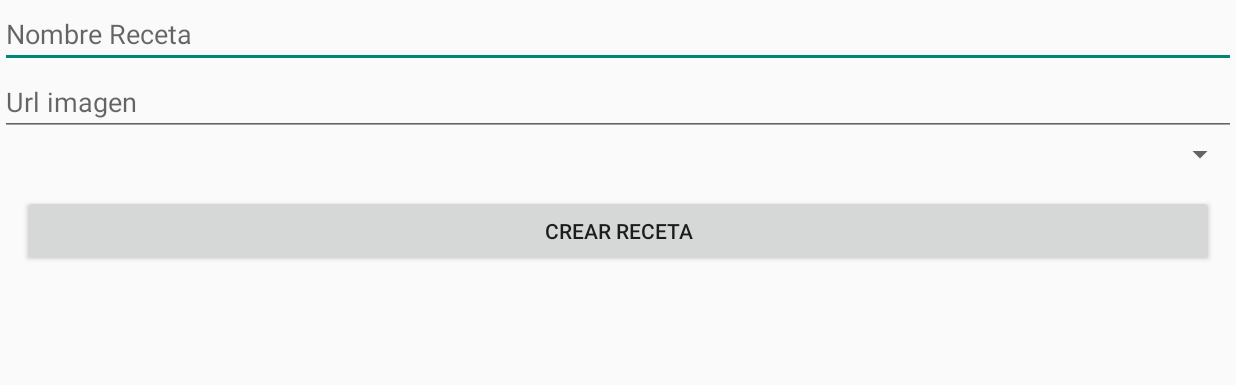
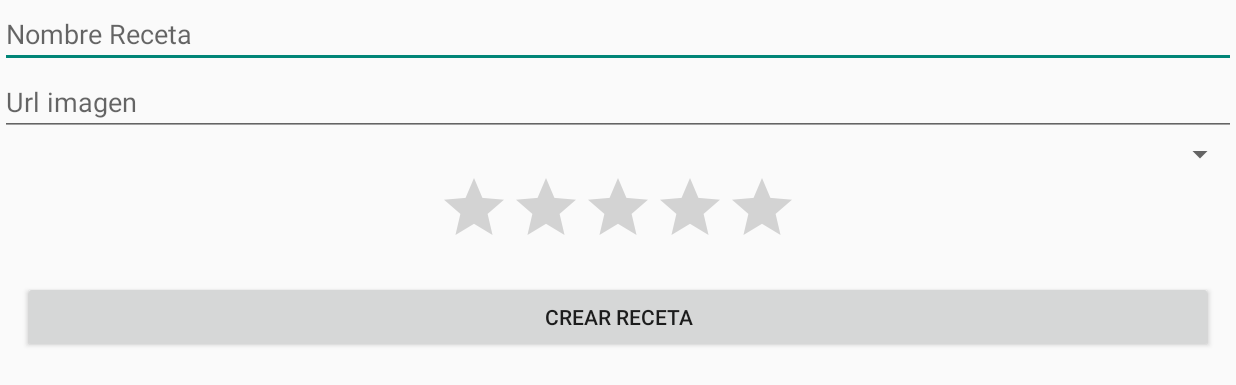
Before and after one commit to BlaShadow/RecetaAndroid, an Android app: the screen it shows after launch (RecipeActivity), after a tap on an icon or button, on a phone screen of 824 x 412 dp (held sideways). Shown: the top 385 px of the screen. Run offline under Robolectric (Android 15) with nearby library versions, the phone set to English and light mode, and no system bars; our stand-ins replace Picasso; 5 statements that could not run were skipped.

Commit message:
Ratings en layouts: -Ahora se tiene un RatingBar para las recetas -Aparece en el detalle de la receta el rating

```diff
--- a/app/src/main/java/com/grupo2/recetaandroid/RecipeActivity.java
+++ b/app/src/main/java/com/grupo2/recetaandroid/RecipeActivity.java
@@ -7,6 +7,7 @@ import android.view.Menu;
 import android.view.MenuItem;
 import android.view.View;
 import android.widget.EditText;
+import android.widget.RatingBar;
 import android.widget.Spinner;
 import android.widget.Toast;
 
@@ -15,6 +16,7 @@ public class RecipeActivity extends ActionBarActivity {
 
     private EditText recipeNameTxt;
     private EditText imageUrlTxt;
+    private RatingBar ratingBar;
     private Spinner chefRecipeSpn;
 
     @Override
@@ -26,6 +28,7 @@ public class RecipeActivity extends ActionBarActivity {
         recipeNameTxt = (EditText)findViewById(R.id.recipe_activity_name);
         chefRecipeSpn = (Spinner)findViewById(R.id.recipe_activity_chef);
         imageUrlTxt = (EditText)findViewById(R.id.recipe_activity_image_url);
+        ratingBar = (RatingBar)findViewById(R.id.recipe_rating_bar);
 
         ChefSpinerAdapter adapter = new ChefSpinerAdapter(this,R.layout.chef_spiner_item_list);
 
@@ -62,7 +65,7 @@ public class RecipeActivity extends ActionBarActivity {
             return;
         }
 
-        boolean result = RecipeDao.getInstance().createRecipe(itemChef,recipeName.toString(),imageUrl.toString(),10);
+        boolean result = RecipeDao.getInstance().createRecipe(itemChef,recipeName.toString(),imageUrl.toString(),(int)ratingBar.getRating());
 
         if(result){
             message("Receta Creada");
--- a/app/src/main/java/com/grupo2/recetaandroid/RecipeAdapter.java
+++ b/app/src/main/java/com/grupo2/recetaandroid/RecipeAdapter.java
@@ -33,10 +33,12 @@ public class RecipeAdapter extends ArrayAdapter<Recipe> {
 
         TextView name = (TextView)rootView.findViewById(R.id.recipe_name);
         TextView chefName = (TextView)rootView.findViewById(R.id.recipe_chef_name);
+        TextView rating = (TextView)rootView.findViewById(R.id.recipe_rating);
         ImageView image = (ImageView)rootView.findViewById(R.id.recipe_image);
 
         name.setText(item.getName());
         chefName.setText(item.getChef().getName());
+        rating.setText("Rating: "+item.getRating());
 
         Log.i("Recipe Adapter", item.getUrlImage());
 
--- a/app/src/main/res/layout/activity_recipe.xml
+++ b/app/src/main/res/layout/activity_recipe.xml
@@ -22,6 +22,12 @@
         android:layout_width="fill_parent"
         android:layout_height="wrap_content" />
 
+    <RatingBar
+        android:layout_width="wrap_content"
+        android:layout_height="wrap_content"
+        android:id="@+id/recipe_rating_bar"
+        android:layout_gravity="center_horizontal" />
+
     <Button
         android:layout_width="fill_parent"
         android:layout_margin="15dp"
```
Also changed, not shown: app/src/main/res/layout/recipe_item_list.xml (+10 -1 lines).
